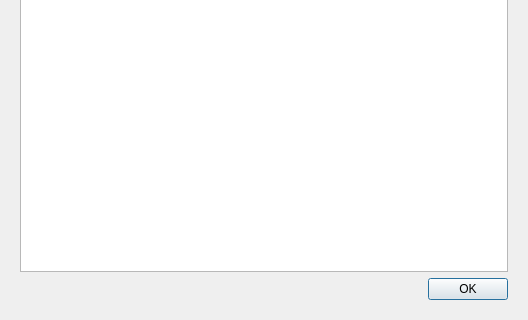
This is installer/installer.ui in gradgrind/fetinstaller as Qt 5 draws it before an edit; both pictures show x 0 to 528 and y 168 to 488 of the 528 by 488 pixel window. The edited form follows.
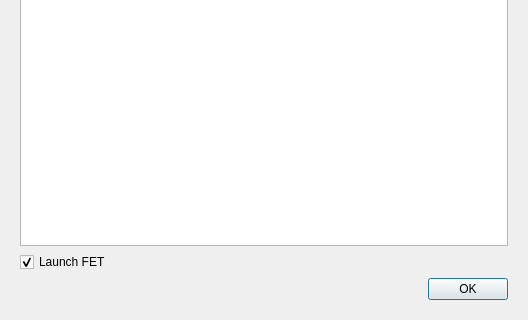
This is the edited form. The open tabs and pages were chosen to show the change. Icons and pictures are not drawn.

Commit message: Installer: optional program launch at end of installation

What changed in the file:
```diff
--- a/installer/installer.ui
+++ b/installer/installer.ui
@@ -309,6 +309,16 @@
          </property>
         </widget>
        </item>
+       <item>
+        <widget class="QCheckBox" name="launch">
+         <property name="text">
+          <string>Launch FET</string>
+         </property>
+         <property name="checked">
+          <bool>true</bool>
+         </property>
+        </widget>
+       </item>
        <item>
         <widget class="QDialogButtonBox" name="buttonBox_3">
          <property name="standardButtons">
```
The commit also changes 3 other files.
